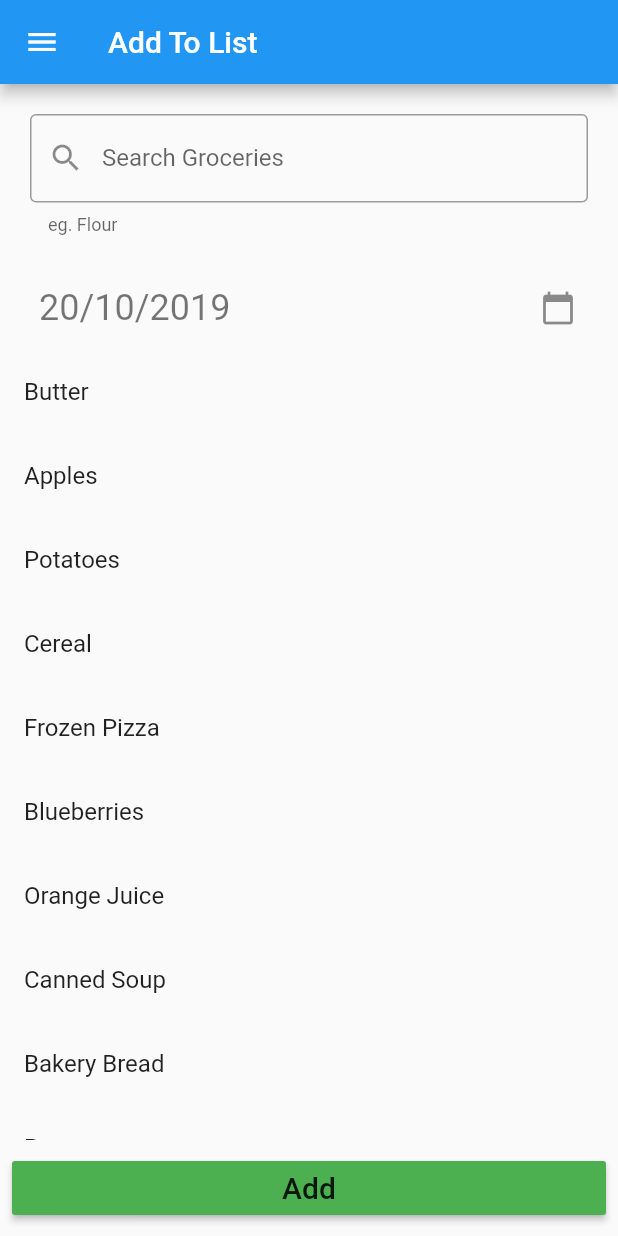
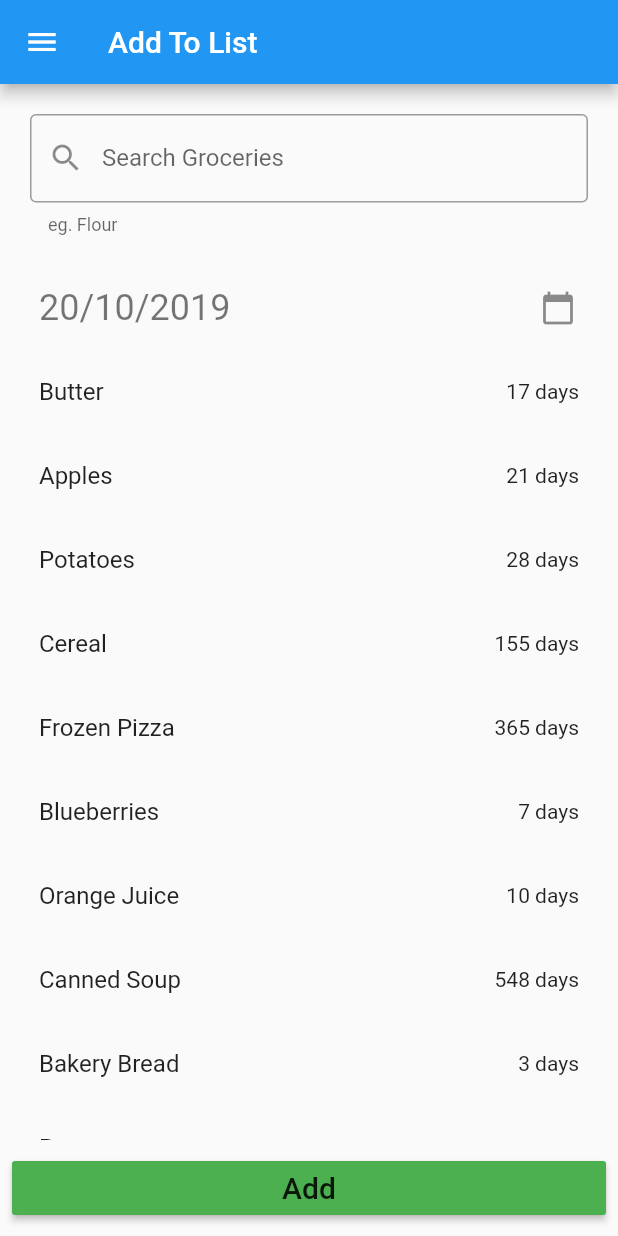
Before and after one commit to axqs/guts_sas_challenge, a Flutter app: the AddPage screen opened directly, on a phone screen of 412 x 824 dp. Run offline on Flutter 3.47's test engine with Material 2 defaults, Android fonts, the phone set to English and light mode, and no system bars; our stand-ins replace datetime_picker_formfield, keyboard_actions; Roboto replaces fonts that are missing (Hind).

Commit message:
Added padding to add page

```diff
--- a/lib/add_page.dart
+++ b/lib/add_page.dart
@@ -181,8 +181,12 @@ class _AddPageState extends State<AddPage> {
 							},
 						),*/
 						),
+
 						Expanded(
+
 							child: ListView.builder(
+								padding: EdgeInsets.symmetric(vertical: 0.0, horizontal: 10.0),
+								//physics: BouncingScrollPhysics(),
 								shrinkWrap: true,
 								itemCount: duplicate.length,
 								itemBuilder: (context, index) {
@@ -196,6 +200,8 @@ class _AddPageState extends State<AddPage> {
 											filterSearchResults(duplicate[index].fooditem);
 
 										},
+
+										trailing: Text('${duplicate[index].days} days'),
 									);
 								},
 							),
```
